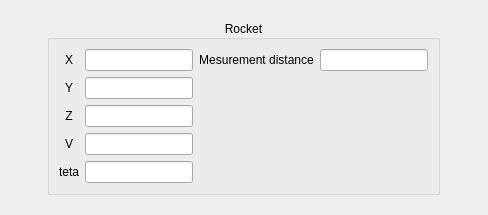
Qt form mainwindow/rocketinitialframe.ui (Yegres5/diploma) before a commit.
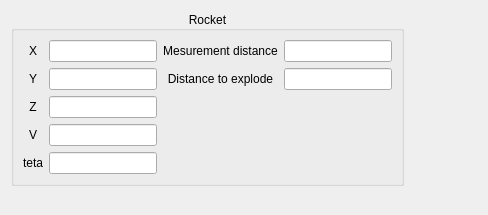
The same form after that commit.

```diff
--- a/mainwindow/rocketinitialframe.ui
+++ b/mainwindow/rocketinitialframe.ui
@@ -13,8 +13,8 @@
   <property name="windowTitle">
    <string>Frame</string>
   </property>
-  <layout class="QHBoxLayout" name="horizontalLayout">
-   <item>
+  <layout class="QFormLayout" name="formLayout">
+   <item row="0" column="0">
     <widget class="QGroupBox" name="groupBox">
      <property name="sizePolicy">
       <sizepolicy hsizetype="Maximum" vsizetype="Maximum">
@@ -212,6 +212,36 @@
         </item>
        </layout>
       </item>
+      <item row="1" column="1">
+       <layout class="QHBoxLayout" name="Layout_explode_dist">
+        <item>
+         <widget class="QLabel" name="label_MeshD_2">
+          <property name="sizePolicy">
+           <sizepolicy hsizetype="Minimum" vsizetype="Fixed">
+            <horstretch>0</horstretch>
+            <verstretch>0</verstretch>
+           </sizepolicy>
+          </property>
+          <property name="text">
+           <string>Distance to explode</string>
+          </property>
+          <property name="alignment">
+           <set>Qt::AlignCenter</set>
+          </property>
+         </widget>
+        </item>
+        <item>
+         <widget class="QLineEdit" name="LineEdit_explode_dist">
+          <property name="sizePolicy">
+           <sizepolicy hsizetype="Fixed" vsizetype="Fixed">
+            <horstretch>0</horstretch>
+            <verstretch>0</verstretch>
+           </sizepolicy>
+          </property>
+         </widget>
+        </item>
+       </layout>
+      </item>
      </layout>
     </widget>
    </item>
```
